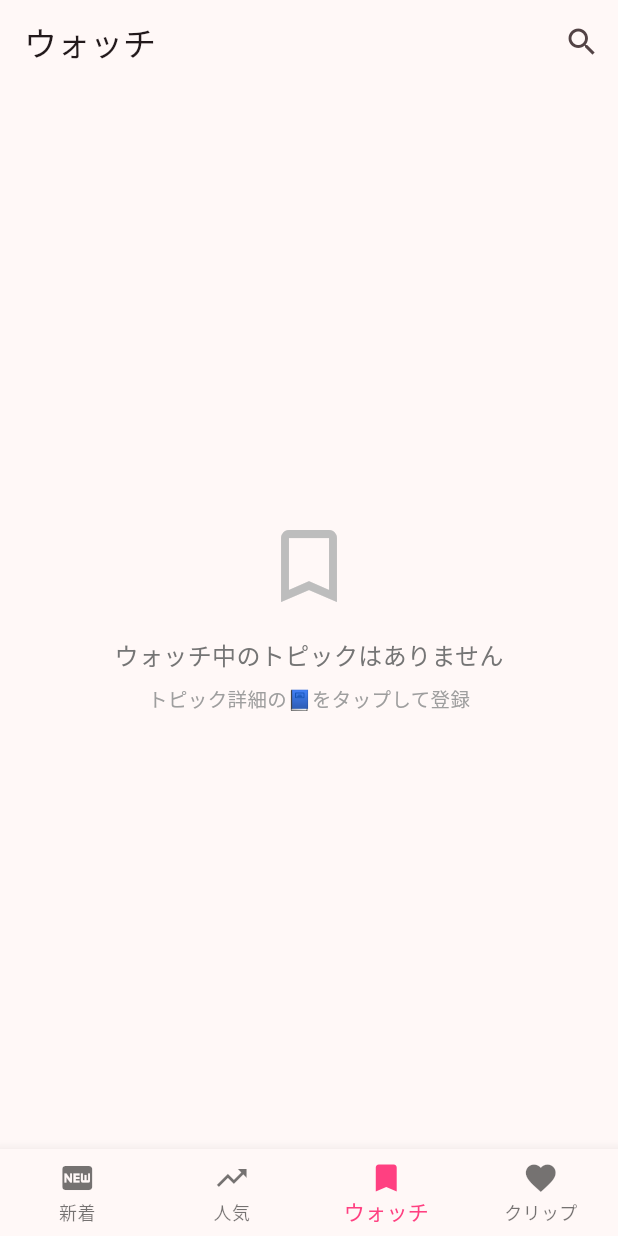
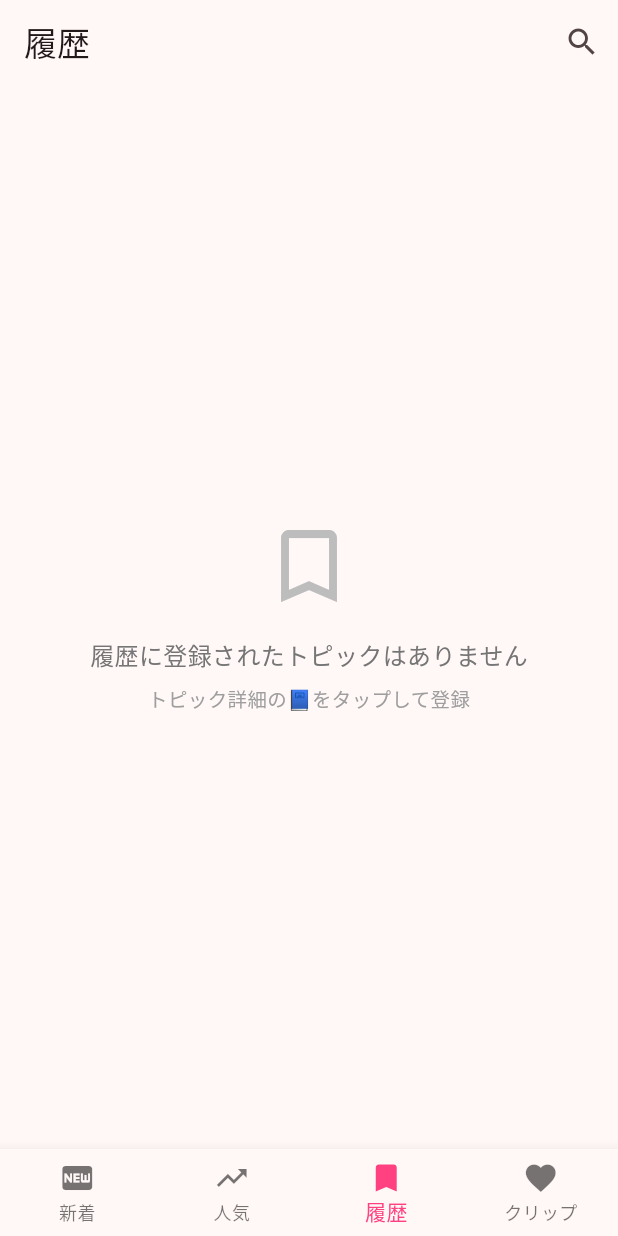
Before and after one commit to kaeruko/girlschan_app, a Flutter app: the screen it shows after launch, item 3 of the bottom bar chosen, on a phone screen of 412 x 824 dp. Run offline on Flutter 3.47's test engine with Material 3 defaults, Android fonts, the phone set to English and light mode, and no system bars; our stand-ins replace shared_preferences; missing offline and left inert: flutter_inappwebview; network calls fail; project files that could hold a hidden picture were left out.

Commit message:
「ウォッチ」関連の用語を「履歴」に変更し、関連するメッセージやコメントを更新

```diff
--- a/lib/screens/favorites_screen.dart
+++ b/lib/screens/favorites_screen.dart
@@ -39,7 +39,7 @@ class _FavoritesScreenState extends State<FavoritesScreen> {
       _watchedTopics.removeWhere((topic) => topic['id'] == topicId);
     });
     ScaffoldMessenger.of(context).showSnackBar(
-      const SnackBar(content: Text('ウォッチを削除しました')),
+      const SnackBar(content: Text('履歴を削除しました')),
     );
   }
 
@@ -61,7 +61,7 @@ class _FavoritesScreenState extends State<FavoritesScreen> {
             ),
             const SizedBox(height: 16),
             Text(
-              'ウォッチ中のトピックはありません',
+              '履歴に登録されたトピックはありません',
               style: TextStyle(
                 fontSize: 16,
                 color: Colors.grey[600],
--- a/lib/screens/home_screen.dart
+++ b/lib/screens/home_screen.dart
@@ -25,7 +25,7 @@ class _HomeScreenState extends State<HomeScreen> {
   final _titles = const [
     '新着トピック',
     '人気トピック',
-    'ウォッチ',
+    '履歴',
     'クリップ',
   ];
 
@@ -56,7 +56,7 @@ class _HomeScreenState extends State<HomeScreen> {
         items: const [
           BottomNavigationBarItem(icon: Icon(Icons.fiber_new), label: '新着'),
           BottomNavigationBarItem(icon: Icon(Icons.trending_up), label: '人気'),
-          BottomNavigationBarItem(icon: Icon(Icons.bookmark), label: 'ウォッチ'),
+          BottomNavigationBarItem(icon: Icon(Icons.bookmark), label: '履歴'),
           BottomNavigationBarItem(icon: Icon(Icons.favorite), label: 'クリップ'),
         ],
       ),
```
Also changed, not shown: lib/screens/topic_detail.dart (+20 -26 lines), lib/services/api_service.dart (+6 -6 lines).
